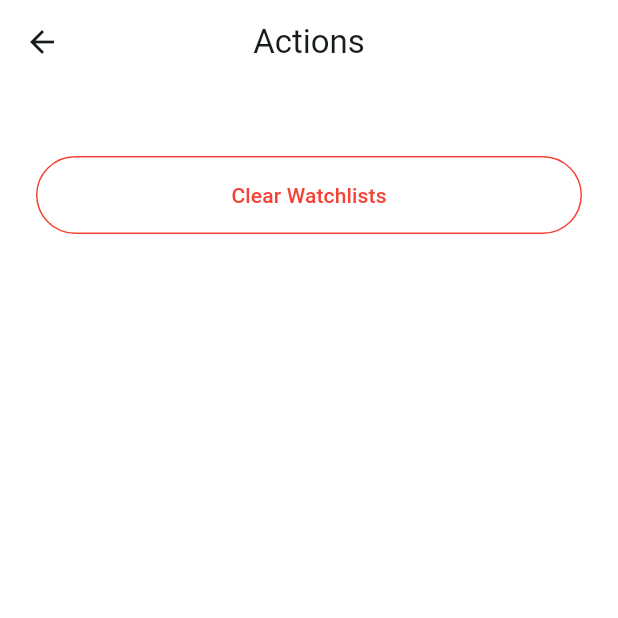
After one commit to tamseg/watchlistgo, a Flutter app: the screen it shows after launch, item 3 of the bottom bar chosen, after a tap on "Actions", on a phone screen of 412 x 824 dp, the top half of it. The commit adds this screen. Run offline on Flutter 3.47's test engine with Material 3 defaults, Android fonts, the phone set to English and light mode, and no system bars; our stand-ins replace cached_network_image, cloud_firestore, connectivity_plus, firebase_auth, firebase_core, firebase_messaging and 5 more; accounts and stored records are empty.

Commit message:
UI: actions page refinements and loading states
- Refactored ActionsPage to support async loading indicators
- Implemented BuildContext safety (context.mounted)
- Added 'Forget Me' button visibility toggle for guest users

```diff
--- /dev/null
+++ b/lib/screens/actions_page.dart
@@ -0,0 +1,170 @@
+import 'package:firebase_auth/firebase_auth.dart';
+import 'package:flutter/material.dart';
+import 'package:watchlistgo/services/firestore_database_service.dart';
+import 'package:watchlistgo/widgets/custom_snackbar.dart';
+import '../services/watchlist_repository.dart';
+import '../services/firebase_auth_service.dart';
+
+class ActionsPage extends StatefulWidget {
+  final WatchlistRepository repository;
+
+  const ActionsPage({super.key, required this.repository});
+
+  @override
+  State<ActionsPage> createState() => _ActionsPageState();
+}
+
+class _ActionsPageState extends State<ActionsPage> {
+  bool _isClearing = false;
+  bool _isForgetting = false;
+
+  void _showClearConfirmation(BuildContext context) {
+    showDialog(
+      context: context,
+      builder: (BuildContext dialogContext) {
+        return AlertDialog(
+          title: const Text('Clear all watchlists?'),
+          content: const Text(
+              'Are you sure you want to remove all saved movies and TV shows? Your profile and settings will remain, but your lists will be completely emptied. This cannot be undone.'),
+          actions: [
+            TextButton(
+              onPressed: () => Navigator.pop(dialogContext),
+              child: const Text('Cancel'),
+            ),
+            TextButton(
+              onPressed: () async {
+                Navigator.pop(dialogContext);
+                setState(() => _isClearing = true);
+                try {
+                  await widget.repository.clearAll();
+                  if (context.mounted) {
+                    showCustomSnackBar(context, 'Watchlists cleared successfully.');
+                  }
+                } catch (e) {
+                  if (context.mounted) {
+                    showCustomSnackBar(context, 'Error clearing lists: $e');
+                  }
+                } finally {
+                  if (mounted) setState(() => _isClearing = false);
+                }
+              },
+              child: const Text(
+                'Clear Lists',
+                style: TextStyle(color: Colors.red),
+              ),
+            ),
+          ],
+        );
+      },
+    );
+  }
+
+  void _showForgetMeConfirmation(BuildContext context) {
+    showDialog(
+      context: context,
+      builder: (BuildContext dialogContext) {
+        return AlertDialog(
+          title: const Text('Permanently forget your profile?'),
+          content: const Text(
+              'This will permanently erase your profile, wipe your cloud backups, and delete all your watchlists and notification settings. We will have no record of you. This cannot be undone.'),
+          actions: [
+            TextButton(
+              onPressed: () => Navigator.pop(dialogContext),
+              child: const Text('Cancel'),
+            ),
+            ElevatedButton(
+              style: ElevatedButton.styleFrom(
+                backgroundColor: Colors.red,
+                foregroundColor: Colors.white,
+              ),
+              onPressed: () async {
+                Navigator.pop(dialogContext);
+                setState(() => _isForgetting = true);
+                try {
+                  await widget.repository.clearAll();
+                  await widget.repository.forgetLocalLink();
+                  await FirebaseAuthService(FirestoreDatabaseService()).deleteAccount();
+                  if (context.mounted) {
+                    Navigator.of(context).popUntil((route) => route.isFirst);
+                  }
+                } on FirebaseAuthException catch (e) {
+                  if (context.mounted) {
+                    final message = e.code == 'requires-recent-login' ? e.message! : 'Error forgetting profile: $e';
+                    showDialog(
+                      context: context,
+                      builder: (ctx) => AlertDialog(
+                        title: const Text('Action Required'),
+                        content: Text(message),
+                        actions: [
+                          TextButton(
+                            onPressed: () => Navigator.pop(ctx),
+                            child: const Text('OK'),
+                          ),
+                        ],
+                      ),
+                    );
+                  }
+                } catch (e) {
+                  if (context.mounted) {
+                    showCustomSnackBar(context, 'An unexpected error occurred: $e');
+                  }
+                } finally {
+                  if (mounted) setState(() => _isForgetting = false);
+                }
+              },
+              child: const Text('Forget Me'),
+            ),
+          ],
+        );
+      },
+    );
+  }
+
+  @override
+  Widget build(BuildContext context) {
+    return Scaffold(
+      appBar: AppBar(title: const Text('Actions')),
+      body: Padding(
+        padding: const EdgeInsets.all(24.0),
+        child: Column(
+          crossAxisAlignment: CrossAxisAlignment.stretch,
+          children: [
+            const SizedBox(height: 24),
+            OutlinedButton(
+              style: OutlinedButton.styleFrom(
+                foregroundColor: Colors.red,
+                side: const BorderSide(color: Colors.red),
+                padding: const EdgeInsets.symmetric(vertical: 16),
+              ),
+              onPressed: _isClearing || _isForgetting ? null : () => _showClearConfirmation(context),
+              child: _isClearing
+                  ? const SizedBox(
+                      height: 20,
+                      width: 20,
+                      child: CircularProgressIndicator(strokeWidth: 2, color: Colors.red),
+                    )
+                  : const Text('Clear Watchlists'),
+            ),
+            const SizedBox(height: 16),
+            if (FirebaseAuth.instance.currentUser != null)
+              ElevatedButton(
+                style: ElevatedButton.styleFrom(
+                  backgroundColor: Colors.red,
+                  foregroundColor: Colors.white,
+                  padding: const EdgeInsets.symmetric(vertical: 16),
+                ),
+                onPressed: _isClearing || _isForgetting ? null : () => _showForgetMeConfirmation(context),
+                child: _isForgetting
+                    ? const SizedBox(
+                        height: 20,
+                        width: 20,
+                        child: CircularProgressIndicator(strokeWidth: 2, color: Colors.white),
+                      )
+                    : const Text('Forget Me'),
+              ),
+          ],
+        ),
+      ),
+    );
+  }
+}
--- a/lib/screens/profile_page.dart
+++ b/lib/screens/profile_page.dart
@@ -1,6 +1,7 @@
 import 'package:flutter/material.dart';
 import '../widgets/cloud_backup_card.dart';
 import '../services/watchlist_repository.dart';
+import 'actions_page.dart';
 
 class ProfilePage extends StatelessWidget {
   final WatchlistRepository repository;
@@ -16,12 +17,29 @@ class ProfilePage extends StatelessWidget {
         child: Column(
           crossAxisAlignment: CrossAxisAlignment.stretch,
           children: [
-            const Text(
-              'Settings',
-              style: TextStyle(fontSize: 24, fontWeight: FontWeight.bold),
+            CloudBackupCard(repository: repository),
+            const SizedBox(height: 24),
+            ListTile(
+              title: const Text(
+                'Actions',
+                style: TextStyle(
+                  fontSize: 24,
+                  fontWeight: FontWeight.w500,
+                ),
+              ),
+              trailing: const Icon(
+                Icons.chevron_right,
+                size: 32,
+              ),
+              onTap: () {
+                Navigator.push(
+                  context,
+                  MaterialPageRoute(
+                    builder: (_) => ActionsPage(repository: repository),
+                  ),
+                );
+              },
             ),
-            const SizedBox(height: 48),
-            CloudBackupCard(repository: repository),
           ],
         ),
       ),
```
